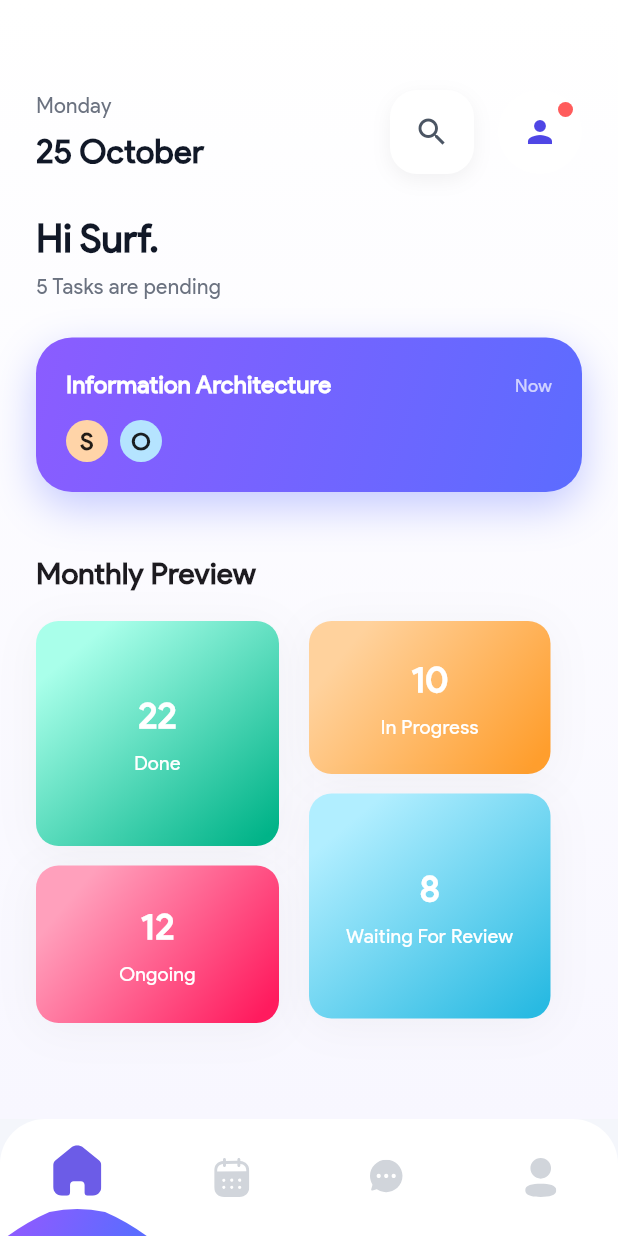
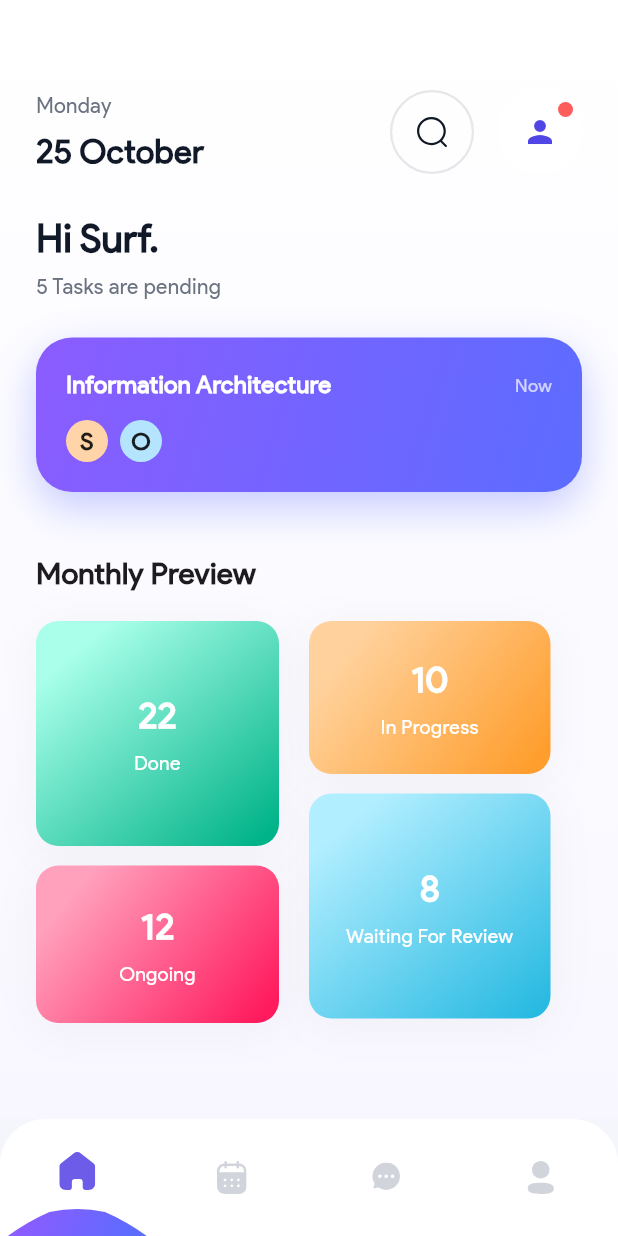
Before and after one commit to TrulyGoner/Fit, a Flutter app: the MainShell screen opened directly, on a phone screen of 412 x 824 dp. Run offline on Flutter 3.47's test engine with Material 3 defaults, Android fonts, the phone set to English and light mode, and no system bars; our stand-ins replace flutter_svg.

Commit message:
fix icons

```diff
--- a/lib/main.dart
+++ b/lib/main.dart
@@ -471,23 +471,13 @@ class DashboardScreen extends StatelessWidget {
         ),
         Row(
           children: [
-            Container(
+            SvgPicture.asset(
+              'assets/icons/Navigation.svg',
+              width: 56,
               height: 56,
-              width: 56,
-              decoration: BoxDecoration(
-                color: Colors.white,
-                borderRadius: BorderRadius.circular(18),
-                boxShadow: [
-                  BoxShadow(
-                    color: Colors.black.withOpacity(0.05),
-                    blurRadius: 10,
-                    offset: const Offset(0, 4),
-                  ),
-                ],
-              ),
-              child: const Icon(
-                Icons.search,
-                color: Color(0xFF4B5563),
+              colorFilter: const ColorFilter.mode(
+                Color(0xFF111827),
+                BlendMode.srcIn,
               ),
             ),
             const SizedBox(width: 16),
@@ -1186,13 +1176,13 @@ class _BottomNavIcon extends StatelessWidget {
         duration: const Duration(milliseconds: 300),
         curve: Curves.easeOutQuad,
         child: AnimatedScale(
-          scale: isActive ? 1.30 : 1.0,
+          scale: isActive ? 1.05 : 1.0,
           duration: const Duration(milliseconds: 300),
           curve: Curves.easeOutBack,
           child: SvgPicture.asset(
             iconPath,
-            width: 26,
-            height: 26,
+            width: isActive ? 24 : 22,
+            height: isActive ? 24 : 22,
             colorFilter: ColorFilter.mode(
               isActive ? const Color(0xFF6C5CE7) : const Color(0xFFD1D5DB),
               BlendMode.srcIn,
```
Also changed, not shown: assets/icons/Navigation.svg (added).
